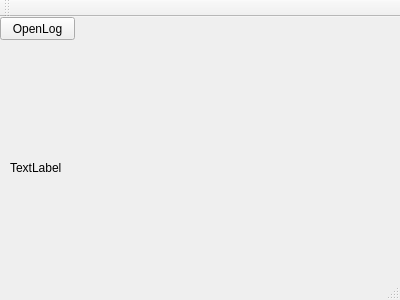
Before: the Qt Designer form mainwindow.ui in gabrieljardim/LogFilter, drawn with Qt 5.
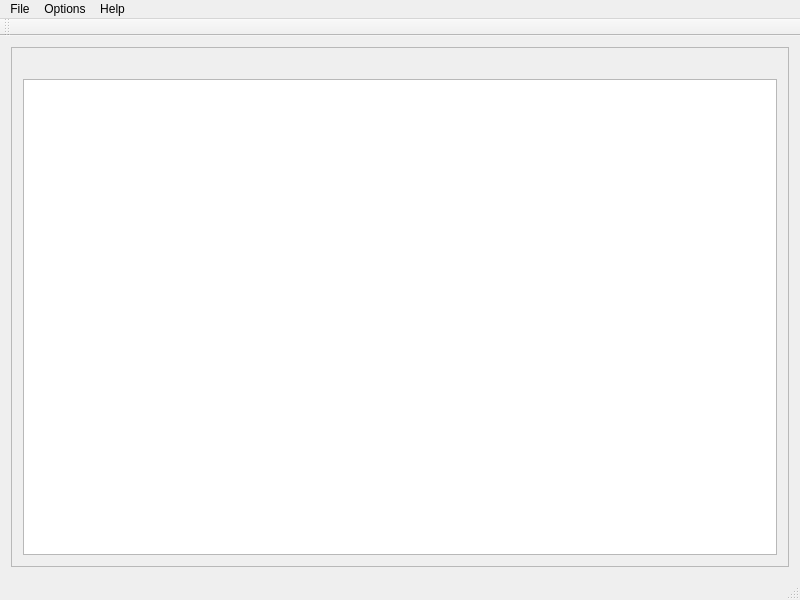
After: the same form once the commit is applied.

Diff of the .ui file:
```diff
--- a/mainwindow.ui
+++ b/mainwindow.ui
@@ -6,50 +6,87 @@
    <rect>
     <x>0</x>
     <y>0</y>
-    <width>400</width>
-    <height>300</height>
+    <width>800</width>
+    <height>600</height>
    </rect>
   </property>
   <property name="windowTitle">
    <string>MainWindow</string>
   </property>
   <widget class="QWidget" name="centralWidget">
-   <widget class="QPushButton" name="pushButton">
-    <property name="geometry">
-     <rect>
-      <x>0</x>
-      <y>0</y>
-      <width>75</width>
-      <height>23</height>
-     </rect>
-    </property>
-    <property name="text">
-     <string>OpenLog</string>
-    </property>
-   </widget>
-   <widget class="QLabel" name="label">
-    <property name="geometry">
-     <rect>
-      <x>10</x>
-      <y>60</y>
-      <width>381</width>
-      <height>181</height>
-     </rect>
-    </property>
-    <property name="text">
-     <string>TextLabel</string>
-    </property>
-   </widget>
+   <layout class="QHBoxLayout" name="horizontalLayout">
+    <item>
+     <widget class="QScrollArea" name="scrollArea">
+      <property name="sizePolicy">
+       <sizepolicy hsizetype="Preferred" vsizetype="Preferred">
+        <horstretch>0</horstretch>
+        <verstretch>0</verstretch>
+       </sizepolicy>
+      </property>
+      <property name="layoutDirection">
+       <enum>Qt::LeftToRight</enum>
+      </property>
+      <property name="widgetResizable">
+       <bool>true</bool>
+      </property>
+      <widget class="QWidget" name="scrollAreaWidgetContents">
+       <property name="geometry">
+        <rect>
+         <x>0</x>
+         <y>0</y>
+         <width>780</width>
+         <height>519</height>
+        </rect>
+       </property>
+       <layout class="QVBoxLayout" name="verticalLayout">
+        <item>
+         <widget class="QLabel" name="label">
+          <property name="text">
+           <string/>
+          </property>
+         </widget>
+        </item>
+        <item>
+         <widget class="QListView" name="listView"/>
+        </item>
+       </layout>
+      </widget>
+     </widget>
+    </item>
+   </layout>
   </widget>
   <widget class="QMenuBar" name="menuBar">
    <property name="geometry">
     <rect>
      <x>0</x>
      <y>0</y>
-     <width>400</width>
-     <height>21</height>
+     <width>800</width>
+     <height>22</height>
     </rect>
    </property>
+   <widget class="QMenu" name="menuFIle">
+    <property name="title">
+     <string>File</string>
+    </property>
+    <addaction name="actionOpen_file"/>
+    <addaction name="separator"/>
+    <addaction name="actionExit"/>
+   </widget>
+   <widget class="QMenu" name="menuOptions">
+    <property name="title">
+     <string>Options</string>
+    </property>
+    <addaction name="actionHighlights"/>
+   </widget>
+   <widget class="QMenu" name="menuAbout">
+    <property name="title">
+     <string>Help</string>
+    </property>
+    <addaction name="actionAbout"/>
+   </widget>
+   <addaction name="menuFIle"/>
+   <addaction name="menuOptions"/>
+   <addaction name="menuAbout"/>
   </widget>
   <widget class="QToolBar" name="mainToolBar">
    <attribute name="toolBarArea">
```
Left out of the diff: 31 changed lines with no effect on the pictures.
